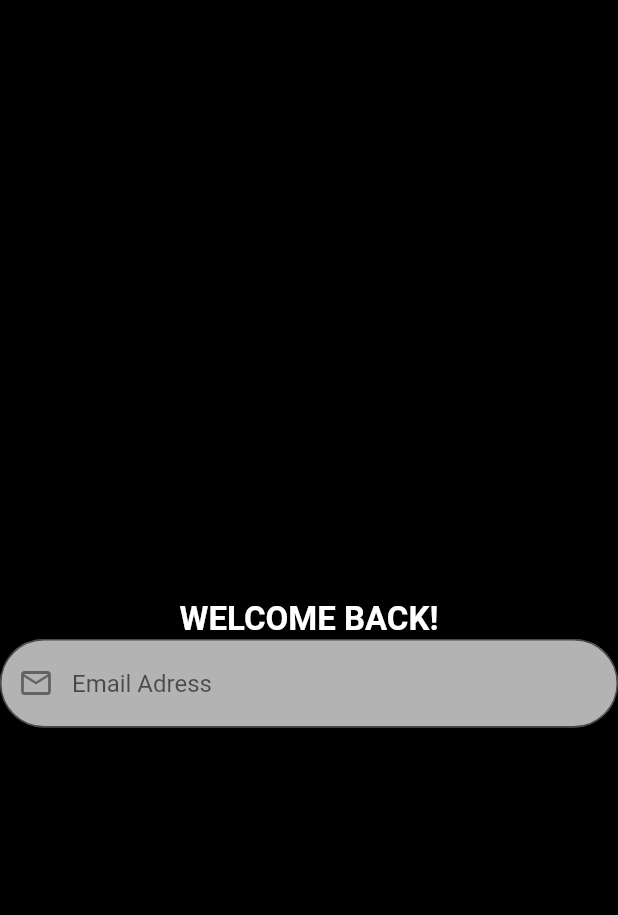
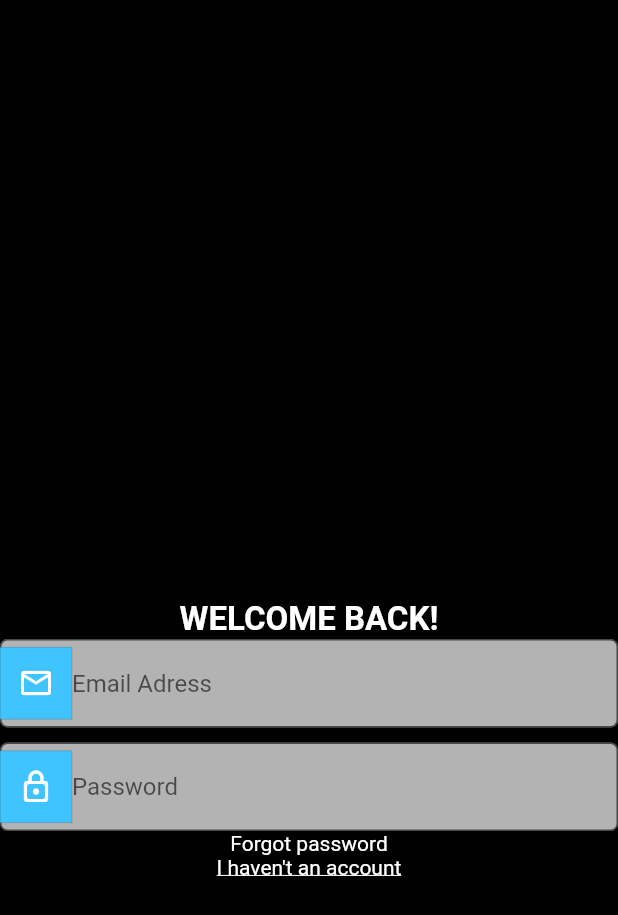
Before and after one commit to Viswanadareddy/project, a Flutter app: the LoginPage screen opened by its route, on a phone screen of 412 x 824 dp. Shown: the top 915 px of the screen. Run offline on Flutter 3.47's test engine with Material 2 defaults, Android fonts, the phone set to English and light mode, and no system bars; our stand-ins replace carousel_pro, flutter_settings_screens, font_awesome_flutter, google_fonts; missing offline and left inert: restaurant.

Commit message:
login update

```diff
--- a/lib/main.dart
+++ b/lib/main.dart
@@ -13,7 +13,7 @@ class MyApp extends StatelessWidget {
 
   @override
   Widget build(BuildContext context) => MaterialApp(
-          home: MyHomePage(),
+          home: LoginPage(),
           title: 'Flutter Demo',
           debugShowCheckedModeBanner: false,
           themeMode: ThemeMode.dark,
--- a/lib/pages/login.dart
+++ b/lib/pages/login.dart
@@ -24,14 +24,68 @@ class _LoginPageState extends State<LoginPage> {
               child: TextField(
                   style: TextStyle(color: Colors.black),
                   decoration: InputDecoration(
-                prefixIcon: Icon(Icons.email_outlined),
+                    prefixIcon: Container(
+                      child: Icon(
+                        Icons.email_outlined,
+                        color: Colors.white,
+                      ),
+                      //color: Colors.blue,
+                      decoration: BoxDecoration(
+                        color: Colors.lightBlueAccent,
+                        border: Border.all(width: 0.1),
+                        borderRadius: BorderRadius.circular(0.1),
+                      ),
+                    ),
                     hintText: 'Email Adress',
                     fillColor: Colors.white70,
                     filled: true,
                     border: OutlineInputBorder(
-                    borderRadius: BorderRadius.circular(30))),
-          )),
+                        borderRadius: BorderRadius.only(
+                            topLeft: Radius.circular(5),
+                            topRight: Radius.circular(5),
+                            bottomLeft: Radius.circular(5),
+                            bottomRight: Radius.circular(5))),
+                  ))),
           SizedBox(height: 10),
+          Center(
+              child: TextField(
+                  style: TextStyle(color: Colors.black),
+                  decoration: InputDecoration(
+                    prefixIcon: Container(
+                      child: Icon(
+                        Icons.lock_outline_rounded,
+                        color: Colors.white,
+                      ),
+                      //color: Colors.blue,
+                      decoration: BoxDecoration(
+                        color: Colors.lightBlueAccent,
+                        border: Border.all(width: 0.1),
+                        borderRadius: BorderRadius.circular(0.1),
+                      ),
+                    ),
+                    hintText: 'Password',
+                    fillColor: Colors.white70,
+                    filled: true,
+                    border: OutlineInputBorder(
+                        borderRadius: BorderRadius.only(
+                            topLeft: Radius.circular(5),
+                            topRight: Radius.circular(5),
+                            bottomLeft: Radius.circular(5),
+                            bottomRight: Radius.circular(5))),
+                  ))),
+          Text(
+            'Forgot password',
+            style: TextStyle(fontSize: 14, color: Colors.white),
+            textAlign: TextAlign.left,
+          ),
+          Text(
+            'I haven\'t an account ',
+            style: TextStyle(
+                fontSize: 14,
+                decoration: TextDecoration.underline,
+                color: Colors.white),
+            textAlign: TextAlign.center,
+          ),
         ],
       ),
       backgroundColor: Colors.black,
```
Also changed, not shown: lib/widgets/bottomNavigationBar.dart (added, +56 -0 lines), lib/widgets/cardWidget.dart (added, +26 -0 lines), lib/widgets/customAppBar.dart (added, +58 -0 lines), lib/widgets/popularFoods.dart (added, +35 -0 lines), lib/widgets/searchWidgets.dart (added, +31 -0 lines), 1 other file. Lines whose indentation alone changed are shown as unchanged.
